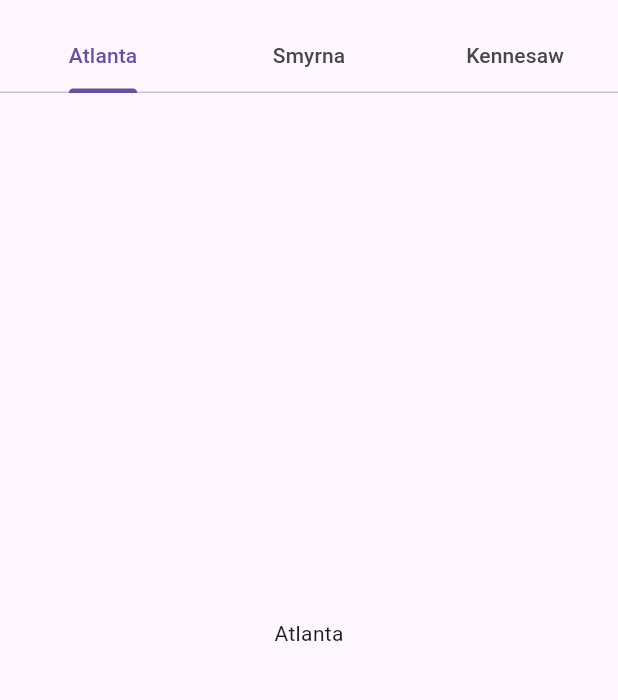
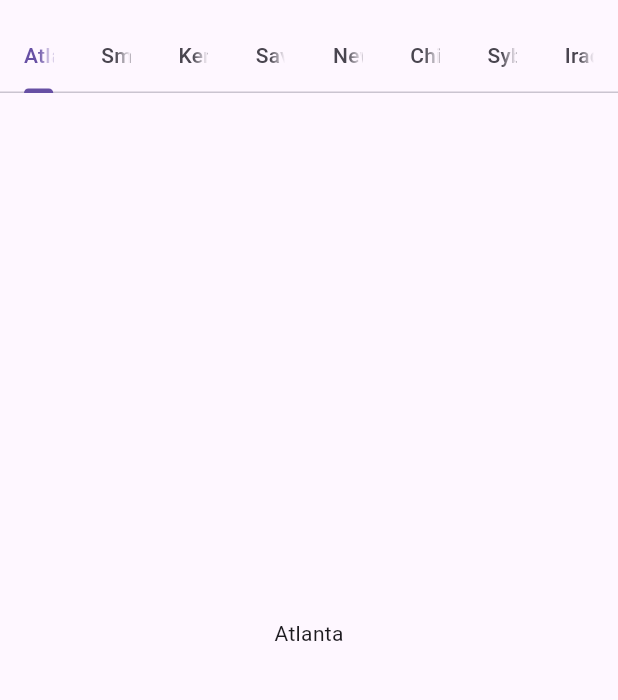
Before and after one commit to Jrollins13/simple-weather, a Flutter app: the screen it shows after launch, on a phone screen of 412 x 824 dp, the part 63-763 px from its top. Run offline on Flutter 3.47's test engine with Material 3 defaults, Android fonts, the phone set to English and light mode, and no system bars.

Commit message:
Add more tabs and cities/states

```diff
--- a/lib/main.dart
+++ b/lib/main.dart
@@ -61,7 +61,7 @@ class __TabsNonScrollableDemoState extends State<_TabsNonScrollableDemo>
   @override
   Widget build(BuildContext context) {
 // For the ToDo task hint: consider defining the widget and name of the tabs here
-    final tabs = ['Atlanta', 'Smyrna', 'Kennesaw'];
+    final tabs = ['Atlanta', 'Smyrna', 'Kennesaw', 'Savannah', 'New York', 'Chicago', 'Sybria', 'Iraq'];
 
     return Scaffold(
       appBar: AppBar(
```
